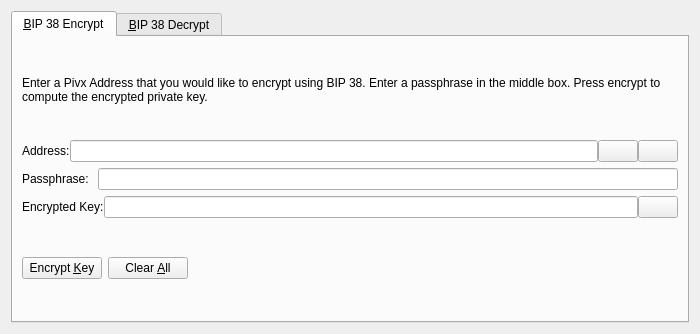
eons-finance/ALQO, file src/qt/forms/bip38tooldialog.ui: the form before one commit.
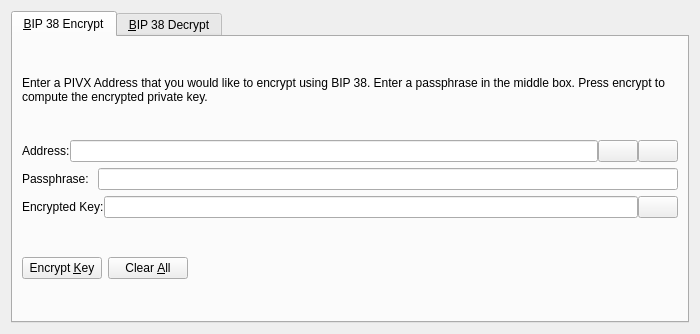
The form after the commit. The open tabs and pages were chosen to show the change. Icons and pictures are not drawn. Custom widgets are drawn as their Qt base class.

Commit message:
[Trivial] Update casing 'Pivx' to 'PIVX' and remove 'Obfuscation'
Also mention automint in unlock strings

The edit to the form file:
```diff
--- a/src/qt/forms/bip38tooldialog.ui
+++ b/src/qt/forms/bip38tooldialog.ui
@@ -30,7 +30,7 @@
        <item>
         <widget class="QLabel" name="infoLabel_ENC">
          <property name="text">
-          <string>Enter a Pivx Address that you would like to encrypt using BIP 38. Enter a passphrase in the middle box. Press encrypt to compute the encrypted private key.</string>
+          <string>Enter a PIVX Address that you would like to encrypt using BIP 38. Enter a passphrase in the middle box. Press encrypt to compute the encrypted private key.</string>
          </property>
          <property name="textFormat">
           <enum>Qt::PlainText</enum>
```
The commit also changes 18 other files.
